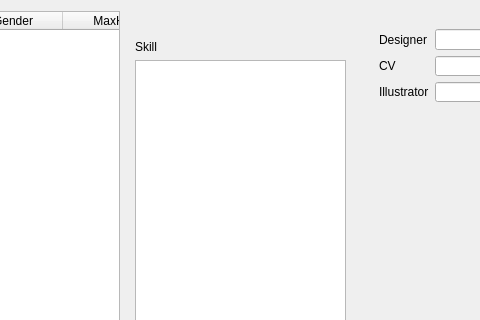
Above: src/dialog/generaloverview.ui from Paracel/QSanguosha-Para before the change; both pictures show x 349 to 829 and y 0 to 320 of the 980 by 611 pixel window. Below: the same form after it.
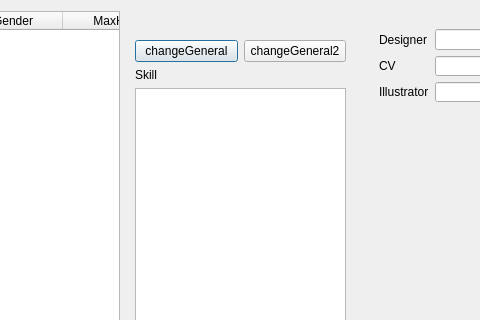
That is the form after the change. Icons and pictures are not drawn.

Commit message: add two buttons on the general overview dialog for cheating

```diff
--- a/src/dialog/generaloverview.ui
+++ b/src/dialog/generaloverview.ui
@@ -90,6 +90,33 @@
           </property>
          </widget>
         </item>
+        <item>
+         <layout class="QHBoxLayout" name="changeGeneralButtonLayout">
+          <property name="sizeConstraint">
+           <enum>QLayout::SetFixedSize</enum>
+          </property>
+          <property name="leftMargin">
+           <number>0</number>
+          </property>
+          <property name="bottomMargin">
+           <number>0</number>
+          </property>
+          <item>
+           <widget class="QPushButton" name="changeGeneralButton">
+            <property name="text">
+             <string>changeGeneral</string>
+            </property>
+           </widget>
+          </item>
+          <item>
+           <widget class="QPushButton" name="changeGeneral2Button">
+            <property name="text">
+             <string>changeGeneral2</string>
+            </property>
+           </widget>
+          </item>
+         </layout>
+        </item>
         <item>
          <widget class="QLabel" name="skillLabel">
           <property name="text">
```
The commit also changes 11 other files.
